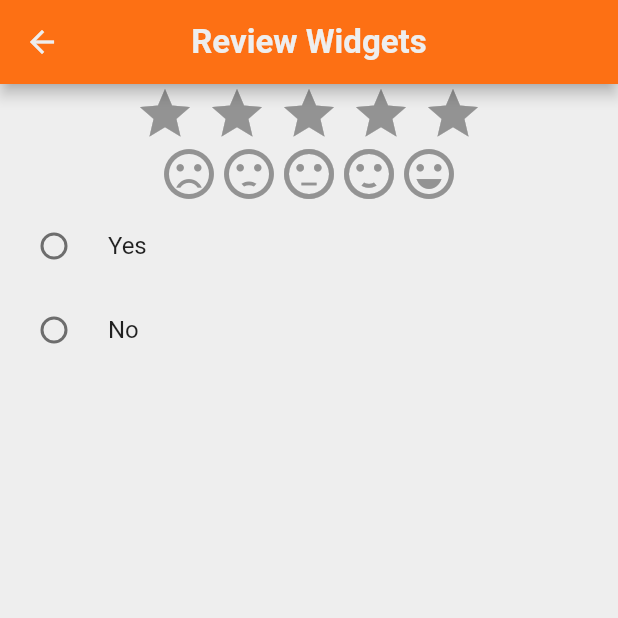
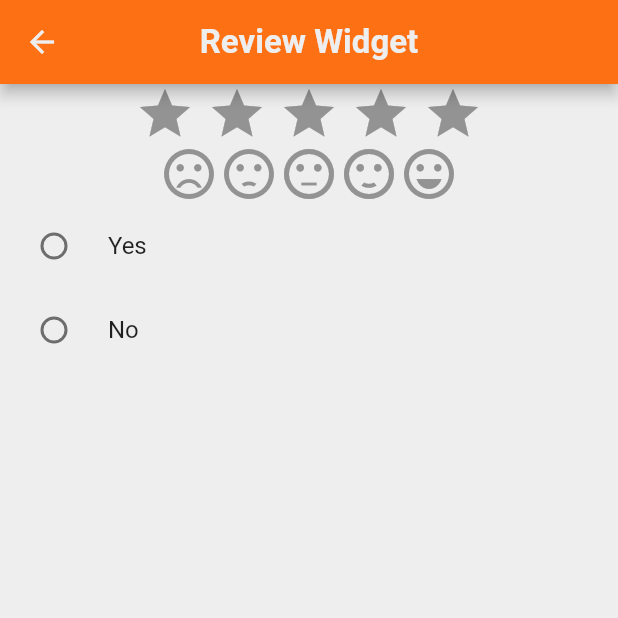
Before and after one commit to IIBTech007/review_app, a Flutter app: the ReviewWidgets screen opened directly, on a phone screen of 412 x 824 dp, the top half of it. Run offline on Flutter 3.47's test engine with Material 2 defaults, Android fonts, the phone set to English and light mode, and no system bars; drawn by our look-alikes of flutter_rating_bar; our stand-ins replace carousel_slider, data_connection_checker, datetime_picker_formfield, fancy_bottom_navigation, flushbar, flutter_slidable and 10 more; missing offline and left inert: ars_progress_dialog, flutter_polyline_points, need_resume, slimy_card; accounts and stored records are empty.

```diff
--- a/lib/Utils/ReviewTypesWidgets.dart
+++ b/lib/Utils/ReviewTypesWidgets.dart
@@ -14,7 +14,7 @@ class _ReviewWidgetsState extends State<ReviewWidgets> {
   Widget build(BuildContext context) {
     return Scaffold(
       appBar: AppBar(
-        title: Text("Review Widgets", style: TextStyle(
+        title: Text("Review Widget", style: TextStyle(
             color: color4, fontSize: 22, fontWeight: FontWeight.bold
         ),
         ),
```
